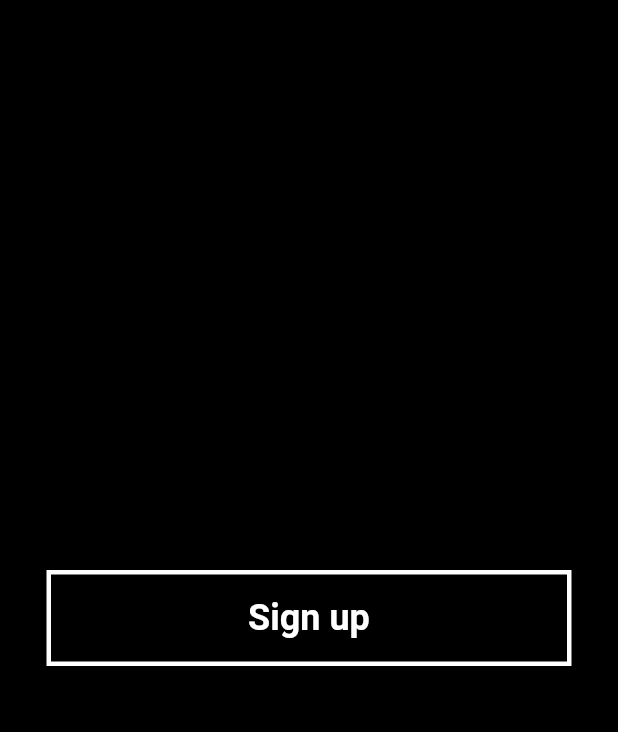
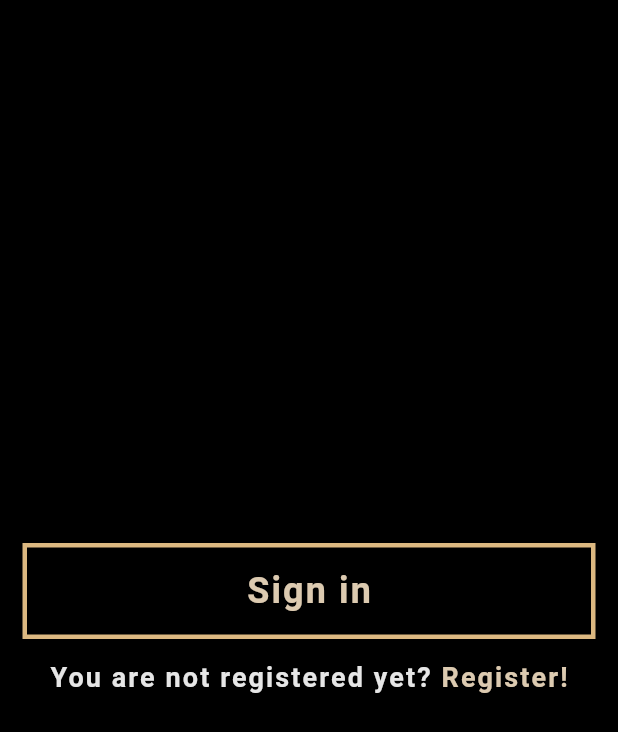
Before and after one commit to Developer1414/massage, a Flutter app: the screen it shows after launch, on a phone screen of 412 x 824 dp. Shown: the top 732 px of the screen. Run offline on Flutter 3.47's test engine with Material 2 defaults, Android fonts, the phone set to English and light mode, and no system bars.

Commit message:
Added style for button SignIn and added button Register

```diff
--- a/lib/constants.dart
+++ b/lib/constants.dart
@@ -1,5 +1,11 @@
 import 'package:flutter/material.dart';
 
 const FontWeight buttonFontWeight = FontWeight.bold;
-const Color buttonBorderColor = Colors.white;
+
+const Color buttonBorderColor = Color.fromARGB(220, 255, 213, 149);
+const Color buttonInkColor = Color.fromARGB(100, 255, 213, 149);
+const Color buttonTextColor = Color.fromARGB(220, 255, 234, 204);
+
 const double buttonBorderWidth = 3;
+const double letterSpacing = 1.4;
+const double fontSize = 24;
--- a/lib/pages/sign_up.dart
+++ b/lib/pages/sign_up.dart
@@ -1,3 +1,4 @@
+import 'package:flutter/gestures.dart';
 import 'package:flutter/material.dart';
 import 'package:flutter/src/foundation/key.dart';
 import 'package:flutter/src/widgets/framework.dart';
@@ -18,6 +19,7 @@ class _SignUpScreenState extends State<SignUpScreen> {
       home: Scaffold(
         backgroundColor: Colors.black,
         body: Container(
+          margin: const EdgeInsets.all(15.0),
           child: Align(
             alignment: Alignment.center,
             child:
@@ -25,9 +27,9 @@ class _SignUpScreenState extends State<SignUpScreen> {
               Material(
                 color: Colors.transparent,
                 child: InkWell(
+                  splashColor: buttonInkColor,
                   onTap: () {},
                   child: Container(
-                    width: 350,
                     decoration: const BoxDecoration(
                         border: Border(
                       top: BorderSide(
@@ -43,16 +45,42 @@ class _SignUpScreenState extends State<SignUpScreen> {
                       child: Container(
                         margin: const EdgeInsets.all(15.0),
                         child: const Text(
-                          'Sign up',
+                          'Sign in',
                           style: TextStyle(
-                              color: Colors.white,
-                              fontSize: 24,
+                              color: buttonTextColor,
+                              letterSpacing: letterSpacing,
+                              fontSize: fontSize,
                               fontWeight: buttonFontWeight),
                         ),
                       ),
                     ),
                   ),
                 ),
+              ),
+              Container(
+                margin: const EdgeInsets.only(top: 15.0),
+                child: RichText(
+                    text: TextSpan(
+                  children: [
+                    TextSpan(
+                      text: 'You are not registered yet?',
+                      style: TextStyle(
+                          color: Colors.white.withOpacity(0.9),
+                          letterSpacing: letterSpacing,
+                          fontSize: 18,
+                          fontWeight: buttonFontWeight),
+                    ),
+                    TextSpan(
+                      text: ' Register!',
+                      style: const TextStyle(
+                          color: buttonTextColor,
+                          letterSpacing: letterSpacing,
+                          fontSize: 18,
+                          fontWeight: buttonFontWeight),
+                      recognizer: TapGestureRecognizer()..onTap = () {},
+                    )
+                  ],
+                )),
               ),
             ]),
           ),
```
